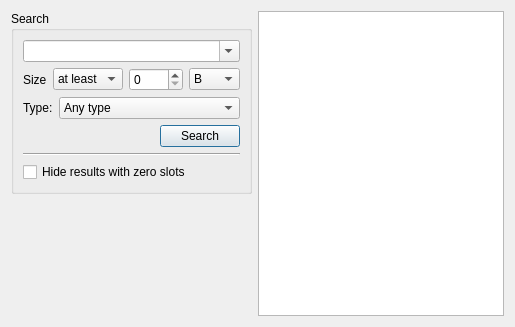
This is ui/search.ui in apavelm/stildcpp as Qt 5 draws it before an edit. The edited form follows.
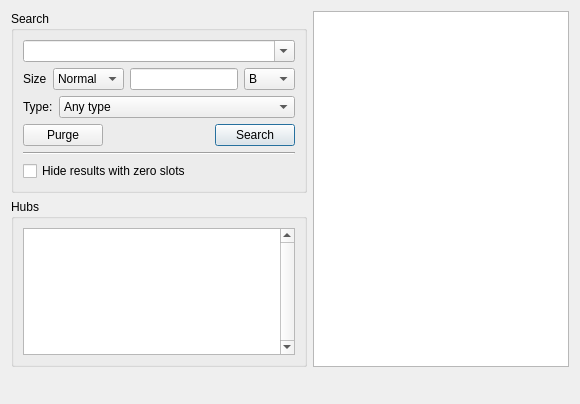
This is the edited form.

Commit message: Updated StilUtils and dependences Added actions in context menu of userlist Fixed hub encoding during reconnect Updated DC++ core files Begin implementation of search

```diff
--- a/ui/search.ui
+++ b/ui/search.ui
@@ -5,8 +5,8 @@
    <rect>
     <x>0</x>
     <y>0</y>
-    <width>515</width>
-    <height>327</height>
+    <width>580</width>
+    <height>404</height>
    </rect>
   </property>
   <property name="windowTitle" >
@@ -14,24 +14,11 @@
   </property>
   <layout class="QGridLayout" >
    <item row="0" column="0" >
+    <layout class="QVBoxLayout" >
+     <item>
     <layout class="QHBoxLayout" >
      <item>
       <layout class="QVBoxLayout" >
-       <property name="spacing" >
-        <number>6</number>
-       </property>
-       <property name="leftMargin" >
-        <number>0</number>
-       </property>
-       <property name="topMargin" >
-        <number>0</number>
-       </property>
-       <property name="rightMargin" >
-        <number>0</number>
-       </property>
-       <property name="bottomMargin" >
-        <number>0</number>
-       </property>
        <item>
         <widget class="QGroupBox" name="searchGroupBox" >
          <property name="sizePolicy" >
@@ -100,29 +87,24 @@
              <widget class="QComboBox" name="sizeModeCombo" >
               <item>
                <property name="text" >
-                <string>at least</string>
+                  <string>Normal</string>
                </property>
               </item>
               <item>
                <property name="text" >
-                <string>at most</string>
-               </property>
-              </item>
-             </widget>
-            </item>
+                  <string>At least</string>
+                 </property>
+                </item>
             <item>
-             <widget class="QSpinBox" name="sizeSpin" >
-              <property name="sizePolicy" >
-               <sizepolicy vsizetype="Fixed" hsizetype="Minimum" >
-                <horstretch>1</horstretch>
-                <verstretch>0</verstretch>
-               </sizepolicy>
-              </property>
-              <property name="maximum" >
-               <number>9999</number>
-              </property>
-             </widget>
-            </item>
+                 <property name="text" >
+                  <string>At most</string>
+                 </property>
+                </item>
+               </widget>
+              </item>
+              <item>
+               <widget class="QLineEdit" name="sizeLineEdit" />
+              </item>
             <item>
              <widget class="QComboBox" name="sizeTypeCombo" >
               <item>
@@ -247,6 +229,13 @@
             <property name="bottomMargin" >
              <number>0</number>
             </property>
+              <item>
+               <widget class="QPushButton" name="purgeButton" >
+                <property name="text" >
+                 <string>Purge</string>
+                </property>
+               </widget>
+              </item>
             <item>
              <spacer>
               <property name="orientation" >
@@ -289,6 +278,22 @@
          </layout>
         </widget>
        </item>
+         <item>
+          <widget class="QGroupBox" name="HubsGroupBox" >
+           <property name="title" >
+            <string>Hubs</string>
+           </property>
+           <layout class="QGridLayout" >
+            <item row="0" column="0" >
+             <widget class="QListWidget" name="hubListWidget" >
+              <property name="verticalScrollBarPolicy" >
+               <enum>Qt::ScrollBarAlwaysOn</enum>
+              </property>
+             </widget>
+            </item>
+           </layout>
+          </widget>
+         </item>
        <item>
         <spacer>
          <property name="orientation" >
@@ -297,7 +302,7 @@
          <property name="sizeHint" >
           <size>
            <width>20</width>
-           <height>40</height>
+             <height>61</height>
           </size>
          </property>
         </spacer>
@@ -313,6 +318,93 @@
         </sizepolicy>
        </property>
       </widget>
+       </item>
+      </layout>
+     </item>
+     <item>
+      <layout class="QHBoxLayout" >
+       <item>
+        <widget class="QLabel" name="searchStatusLabel" >
+         <property name="sizePolicy" >
+          <sizepolicy vsizetype="Fixed" hsizetype="Preferred" >
+           <horstretch>0</horstretch>
+           <verstretch>0</verstretch>
+          </sizepolicy>
+         </property>
+         <property name="text" >
+          <string/>
+         </property>
+        </widget>
+       </item>
+       <item>
+        <spacer>
+         <property name="orientation" >
+          <enum>Qt::Horizontal</enum>
+         </property>
+         <property name="sizeHint" >
+          <size>
+           <width>391</width>
+           <height>20</height>
+          </size>
+         </property>
+        </spacer>
+       </item>
+       <item>
+        <widget class="QLabel" name="countStatusLabel" >
+         <property name="sizePolicy" >
+          <sizepolicy vsizetype="Fixed" hsizetype="Preferred" >
+           <horstretch>0</horstretch>
+           <verstretch>0</verstretch>
+          </sizepolicy>
+         </property>
+         <property name="text" >
+          <string/>
+         </property>
+        </widget>
+       </item>
+       <item>
+        <spacer>
+         <property name="orientation" >
+          <enum>Qt::Horizontal</enum>
+         </property>
+         <property name="sizeHint" >
+          <size>
+           <width>16</width>
+           <height>20</height>
+          </size>
+         </property>
+        </spacer>
+       </item>
+       <item>
+        <widget class="QLabel" name="filteredStatusLabel" >
+         <property name="sizePolicy" >
+          <sizepolicy vsizetype="Fixed" hsizetype="Preferred" >
+           <horstretch>0</horstretch>
+           <verstretch>0</verstretch>
+          </sizepolicy>
+         </property>
+         <property name="text" >
+          <string/>
+         </property>
+        </widget>
+       </item>
+       <item>
+        <spacer>
+         <property name="orientation" >
+          <enum>Qt::Horizontal</enum>
+         </property>
+         <property name="sizeType" >
+          <enum>QSizePolicy::Minimum</enum>
+         </property>
+         <property name="sizeHint" >
+          <size>
+           <width>81</width>
+           <height>20</height>
+          </size>
+         </property>
+        </spacer>
+       </item>
+      </layout>
      </item>
     </layout>
    </item>
```
Lines whose indentation alone changed are shown as unchanged. The commit also changes 49 other files.
